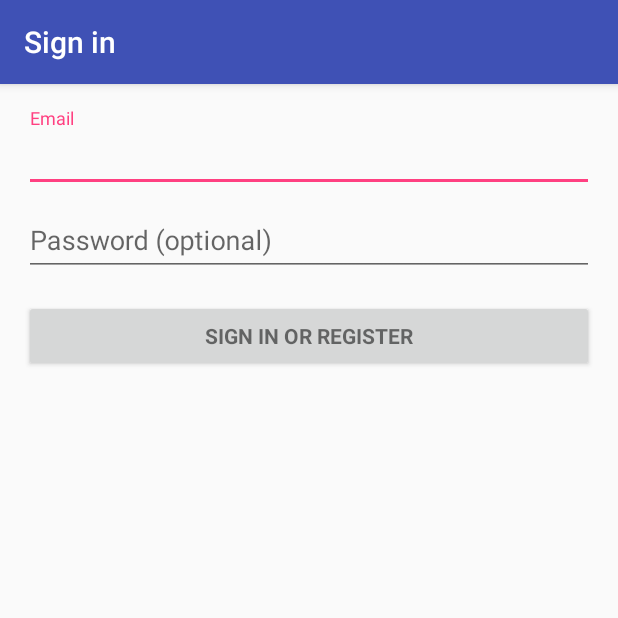
After one commit to thefnox/ChallengeApp, an Android app: the LoginActivity screen opened directly, with no data from a screen before it, on a phone screen of 412 x 824 dp, the top half of it. The commit adds this screen. Run offline under Robolectric (Android 15) with nearby library versions, the phone set to English and light mode, and no system bars; 2 statements that could not run were skipped.

Commit message:
Login Activity Basic
Basic page added, not implemented fully yet.

```diff
--- /dev/null
+++ b/app/src/main/java/team10/hkr/challengeapp/LoginActivity.java
@@ -0,0 +1,349 @@
+package team10.hkr.challengeapp;
+
+import android.animation.Animator;
+import android.animation.AnimatorListenerAdapter;
+import android.annotation.TargetApi;
+import android.content.pm.PackageManager;
+import android.support.annotation.NonNull;
+import android.support.design.widget.Snackbar;
+import android.support.v7.app.AppCompatActivity;
+import android.app.LoaderManager.LoaderCallbacks;
+
+import android.content.CursorLoader;
+import android.content.Loader;
+import android.database.Cursor;
+import android.net.Uri;
+import android.os.AsyncTask;
+
+import android.os.Build;
+import android.os.Bundle;
+import android.provider.ContactsContract;
+import android.text.TextUtils;
+import android.view.KeyEvent;
+import android.view.View;
+import android.view.View.OnClickListener;
+import android.view.inputmethod.EditorInfo;
+import android.widget.ArrayAdapter;
+import android.widget.AutoCompleteTextView;
+import android.widget.Button;
+import android.widget.EditText;
+import android.widget.TextView;
+
+import java.util.ArrayList;
+import java.util.List;
+
+import static android.Manifest.permission.READ_CONTACTS;
+
+/**
+ * A login screen that offers login via email/password.
+ */
+public class LoginActivity extends AppCompatActivity implements LoaderCallbacks<Cursor> {
+
+    /**
+     * Id to identity READ_CONTACTS permission request.
+     */
+    private static final int REQUEST_READ_CONTACTS = 0;
+
+    /**
+     * A dummy authentication store containing known user names and passwords.
+     * TODO: remove after connecting to a real authentication system.
+     */
+    private static final String[] DUMMY_CREDENTIALS = new String[]{
+            "foo@example.com:hello", "bar@example.com:world"
+    };
+    /**
+     * Keep track of the login task to ensure we can cancel it if requested.
+     */
+    private UserLoginTask mAuthTask = null;
+
+    // UI references.
+    private AutoCompleteTextView mEmailView;
+    private EditText mPasswordView;
+    private View mProgressView;
+    private View mLoginFormView;
+
+    @Override
+    protected void onCreate(Bundle savedInstanceState) {
+        super.onCreate(savedInstanceState);
+        setContentView(R.layout.activity_login);
+        // Set up the login form.
+        mEmailView = (AutoCompleteTextView) findViewById(R.id.email);
+        populateAutoComplete();
+
+        mPasswordView = (EditText) findViewById(R.id.password);
+        mPasswordView.setOnEditorActionListener(new TextView.OnEditorActionListener() {
+            @Override
+            public boolean onEditorAction(TextView textView, int id, KeyEvent keyEvent) {
+                if (id == R.id.login || id == EditorInfo.IME_NULL) {
+                    attemptLogin();
+                    return true;
+                }
+                return false;
+            }
+        });
+
+        Button mEmailSignInButton = (Button) findViewById(R.id.email_sign_in_button);
+        mEmailSignInButton.setOnClickListener(new OnClickListener() {
+            @Override
+            public void onClick(View view) {
+                attemptLogin();
+            }
+        });
+
+        mLoginFormView = findViewById(R.id.login_form);
+        mProgressView = findViewById(R.id.login_progress);
+    }
+
+    private void populateAutoComplete() {
+        if (!mayRequestContacts()) {
+            return;
+        }
+
+        getLoaderManager().initLoader(0, null, this);
+    }
+
+    private boolean mayRequestContacts() {
+        if (Build.VERSION.SDK_INT < Build.VERSION_CODES.M) {
+            return true;
+        }
+        if (checkSelfPermission(READ_CONTACTS) == PackageManager.PERMISSION_GRANTED) {
+            return true;
+        }
+        if (shouldShowRequestPermissionRationale(READ_CONTACTS)) {
+            Snackbar.make(mEmailView, R.string.permission_rationale, Snackbar.LENGTH_INDEFINITE)
+                    .setAction(android.R.string.ok, new View.OnClickListener() {
+                        @Override
+                        @TargetApi(Build.VERSION_CODES.M)
+                        public void onClick(View v) {
+                            requestPermissions(new String[]{READ_CONTACTS}, REQUEST_READ_CONTACTS);
+                        }
+                    });
+        } else {
+            requestPermissions(new String[]{READ_CONTACTS}, REQUEST_READ_CONTACTS);
+        }
+        return false;
+    }
+
+    /**
+     * Callback received when a permissions request has been completed.
+     */
+    @Override
+    public void onRequestPermissionsResult(int requestCode, @NonNull String[] permissions,
+                                           @NonNull int[] grantResults) {
+        if (requestCode == REQUEST_READ_CONTACTS) {
+            if (grantResults.length == 1 && grantResults[0] == PackageManager.PERMISSION_GRANTED) {
+                populateAutoComplete();
+            }
+        }
+    }
+
+
+    /**
+     * Attempts to sign in or register the account specified by the login form.
+     * If there are form errors (invalid email, missing fields, etc.), the
+     * errors are presented and no actual login attempt is made.
+     */
+    private void attemptLogin() {
+        if (mAuthTask != null) {
+            return;
+        }
+
+        // Reset errors.
+        mEmailView.setError(null);
+        mPasswordView.setError(null);
+
+        // Store values at the time of the login attempt.
+        String email = mEmailView.getText().toString();
+        String password = mPasswordView.getText().toString();
+
+        boolean cancel = false;
+        View focusView = null;
+
+        // Check for a valid password, if the user entered one.
+        if (!TextUtils.isEmpty(password) && !isPasswordValid(password)) {
+            mPasswordView.setError(getString(R.string.error_invalid_password));
+            focusView = mPasswordView;
+            cancel = true;
+        }
+
+        // Check for a valid email address.
+        if (TextUtils.isEmpty(email)) {
+            mEmailView.setError(getString(R.string.error_field_required));
+            focusView = mEmailView;
+            cancel = true;
+        } else if (!isEmailValid(email)) {
+            mEmailView.setError(getString(R.string.error_invalid_email));
+            focusView = mEmailView;
+            cancel = true;
+        }
+
+        if (cancel) {
+            // There was an error; don't attempt login and focus the first
+            // form field with an error.
+            focusView.requestFocus();
+        } else {
+            // Show a progress spinner, and kick off a background task to
+            // perform the user login attempt.
+            showProgress(true);
+            mAuthTask = new UserLoginTask(email, password);
+            mAuthTask.execute((Void) null);
+        }
+    }
+
+    private boolean isEmailValid(String email) {
+        //TODO: Replace this with your own logic
+        return email.contains("@");
+    }
+
+    private boolean isPasswordValid(String password) {
+        //TODO: Replace this with your own logic
+        return password.length() > 4;
+    }
+
+    /**
+     * Shows the progress UI and hides the login form.
+     */
+    @TargetApi(Build.VERSION_CODES.HONEYCOMB_MR2)
+    private void showProgress(final boolean show) {
+        // On Honeycomb MR2 we have the ViewPropertyAnimator APIs, which allow
+        // for very easy animations. If available, use these APIs to fade-in
+        // the progress spinner.
+        if (Build.VERSION.SDK_INT >= Build.VERSION_CODES.HONEYCOMB_MR2) {
+            int shortAnimTime = getResources().getInteger(android.R.integer.config_shortAnimTime);
+
+            mLoginFormView.setVisibility(show ? View.GONE : View.VISIBLE);
+            mLoginFormView.animate().setDuration(shortAnimTime).alpha(
+                    show ? 0 : 1).setListener(new AnimatorListenerAdapter() {
+                @Override
+                public void onAnimationEnd(Animator animation) {
+                    mLoginFormView.setVisibility(show ? View.GONE : View.VISIBLE);
+                }
+            });
+
+            mProgressView.setVisibility(show ? View.VISIBLE : View.GONE);
+            mProgressView.animate().setDuration(shortAnimTime).alpha(
+                    show ? 1 : 0).setListener(new AnimatorListenerAdapter() {
+                @Override
+                public void onAnimationEnd(Animator animation) {
+                    mProgressView.setVisibility(show ? View.VISIBLE : View.GONE);
+                }
+            });
+        } else {
+            // The ViewPropertyAnimator APIs are not available, so simply show
+            // and hide the relevant UI components.
+            mProgressView.setVisibility(show ? View.VISIBLE : View.GONE);
+            mLoginFormView.setVisibility(show ? View.GONE : View.VISIBLE);
+        }
+    }
+
+    @Override
+    public Loader<Cursor> onCreateLoader(int i, Bundle bundle) {
+        return new CursorLoader(this,
+                // Retrieve data rows for the device user's 'profile' contact.
+                Uri.withAppendedPath(ContactsContract.Profile.CONTENT_URI,
+                        ContactsContract.Contacts.Data.CONTENT_DIRECTORY), ProfileQuery.PROJECTION,
+
+                // Select only email addresses.
+                ContactsContract.Contacts.Data.MIMETYPE +
+                        " = ?", new String[]{ContactsContract.CommonDataKinds.Email
+                .CONTENT_ITEM_TYPE},
+
+                // Show primary email addresses first. Note that there won't be
+                // a primary email address if the user hasn't specified one.
+                ContactsContract.Contacts.Data.IS_PRIMARY + " DESC");
+    }
+
+    @Override
+    public void onLoadFinished(Loader<Cursor> cursorLoader, Cursor cursor) {
+        List<String> emails = new ArrayList<>();
+        cursor.moveToFirst();
+        while (!cursor.isAfterLast()) {
+            emails.add(cursor.getString(ProfileQuery.ADDRESS));
+            cursor.moveToNext();
+        }
+
+        addEmailsToAutoComplete(emails);
+    }
+
+    @Override
+    public void onLoaderReset(Loader<Cursor> cursorLoader) {
+
+    }
+
+    private void addEmailsToAutoComplete(List<String> emailAddressCollection) {
+        //Create adapter to tell the AutoCompleteTextView what to show in its dropdown list.
+        ArrayAdapter<String> adapter =
+                new ArrayAdapter<>(LoginActivity.this,
+                        android.R.layout.simple_dropdown_item_1line, emailAddressCollection);
+
+        mEmailView.setAdapter(adapter);
+    }
+
+
+    private interface ProfileQuery {
+        String[] PROJECTION = {
+                ContactsContract.CommonDataKinds.Email.ADDRESS,
+                ContactsContract.CommonDataKinds.Email.IS_PRIMARY,
+        };
+
+        int ADDRESS = 0;
+        int IS_PRIMARY = 1;
+    }
+
+    /**
+     * Represents an asynchronous login/registration task used to authenticate
+     * the user.
+     */
+    public class UserLoginTask extends AsyncTask<Void, Void, Boolean> {
+
+        private final String mEmail;
+        private final String mPassword;
+
+        UserLoginTask(String email, String password) {
+            mEmail = email;
+            mPassword = password;
+        }
+
+        @Override
+        protected Boolean doInBackground(Void... params) {
+            // TODO: attempt authentication against a network service.
+
+            try {
+                // Simulate network access.
+                Thread.sleep(2000);
+            } catch (InterruptedException e) {
+                return false;
+            }
+
+            for (String credential : DUMMY_CREDENTIALS) {
+                String[] pieces = credential.split(":");
+                if (pieces[0].equals(mEmail)) {
+                    // Account exists, return true if the password matches.
+                    return pieces[1].equals(mPassword);
+                }
+            }
+
+            // TODO: register the new account here.
+            return true;
+        }
+
+        @Override
+        protected void onPostExecute(final Boolean success) {
+            mAuthTask = null;
+            showProgress(false);
+
+            if (success) {
+                finish();
+            } else {
+                mPasswordView.setError(getString(R.string.error_incorrect_password));
+                mPasswordView.requestFocus();
+            }
+        }
+
+        @Override
+        protected void onCancelled() {
+            mAuthTask = null;
+            showProgress(false);
+        }
+    }
+}
--- /dev/null
+++ b/app/src/main/res/layout/activity_login.xml
@@ -0,0 +1,77 @@
+<LinearLayout xmlns:android="http://schemas.android.com/apk/res/android"
+    xmlns:tools="http://schemas.android.com/tools"
+    android:layout_width="match_parent"
+    android:layout_height="match_parent"
+    android:gravity="center_horizontal"
+    android:orientation="vertical"
+    android:paddingBottom="@dimen/activity_vertical_margin"
+    android:paddingLeft="@dimen/activity_horizontal_margin"
+    android:paddingRight="@dimen/activity_horizontal_margin"
+    android:paddingTop="@dimen/activity_vertical_margin"
+    tools:context="team10.hkr.challengeapp.LoginActivity">
+
+    <!-- Login progress -->
+    <ProgressBar
+        android:id="@+id/login_progress"
+        style="?android:attr/progressBarStyleLarge"
+        android:layout_width="wrap_content"
+        android:layout_height="wrap_content"
+        android:layout_marginBottom="8dp"
+        android:visibility="gone" />
+
+    <ScrollView
+        android:id="@+id/login_form"
+        android:layout_width="match_parent"
+        android:layout_height="match_parent">
+
+        <LinearLayout
+            android:id="@+id/email_login_form"
+            android:layout_width="match_parent"
+            android:layout_height="wrap_content"
+            android:orientation="vertical">
+
+            <android.support.design.widget.TextInputLayout
+                android:layout_width="match_parent"
+                android:layout_height="wrap_content">
+
+                <AutoCompleteTextView
+                    android:id="@+id/email"
+                    android:layout_width="match_parent"
+                    android:layout_height="wrap_content"
+                    android:hint="@string/prompt_email"
+                    android:inputType="textEmailAddress"
+                    android:maxLines="1"
+                    android:singleLine="true" />
+
+            </android.support.design.widget.TextInputLayout>
+
+            <android.support.design.widget.TextInputLayout
+                android:layout_width="match_parent"
+                android:layout_height="wrap_content">
+
+                <EditText
+                    android:id="@+id/password"
+                    android:layout_width="match_parent"
+                    android:layout_height="wrap_content"
+                    android:hint="@string/prompt_password"
+                    android:imeActionId="@+id/login"
+                    android:imeActionLabel="@string/action_sign_in_short"
+                    android:imeOptions="actionUnspecified"
+                    android:inputType="textPassword"
+                    android:maxLines="1"
+                    android:singleLine="true" />
+
+            </android.support.design.widget.TextInputLayout>
+
+            <Button
+                android:id="@+id/email_sign_in_button"
+                style="?android:textAppearanceSmall"
+                android:layout_width="match_parent"
+                android:layout_height="wrap_content"
+                android:layout_marginTop="16dp"
+                android:text="@string/action_sign_in"
+                android:textStyle="bold" />
+
+        </LinearLayout>
+    </ScrollView>
+</LinearLayout>
--- a/app/src/main/res/values/dimens.xml
+++ b/app/src/main/res/values/dimens.xml
@@ -1,3 +1,6 @@
 <resources>
     <dimen name="fab_margin">16dp</dimen>
+    <!-- Default screen margins, per the Android Design guidelines. -->
+    <dimen name="activity_horizontal_margin">16dp</dimen>
+    <dimen name="activity_vertical_margin">16dp</dimen>
 </resources>
--- a/app/src/main/res/values/strings.xml
+++ b/app/src/main/res/values/strings.xml
@@ -1,4 +1,18 @@
 <resources>
     <string name="app_name">ChallengeApp</string>
     <string name="action_settings">Settings</string>
+    <string name="title_activity_login">Sign in</string>
+
+    <!-- Strings related to login -->
+    <string name="prompt_email">Email</string>
+    <string name="prompt_password">Password (optional)</string>
+    <string name="action_sign_in">Sign in or register</string>
+    <string name="action_sign_in_short">Sign in</string>
+    <string name="error_invalid_email">This email address is invalid</string>
+    <string name="error_invalid_password">This password is too short</string>
+    <string name="error_incorrect_password">This password is incorrect</string>
+    <string name="error_field_required">This field is required</string>
+    <string name="permission_rationale">"Contacts permissions are needed for providing email
+        completions."
+    </string>
 </resources>
```
Also changed, not shown: app/src/main/AndroidManifest.xml (+11 -3 lines).
